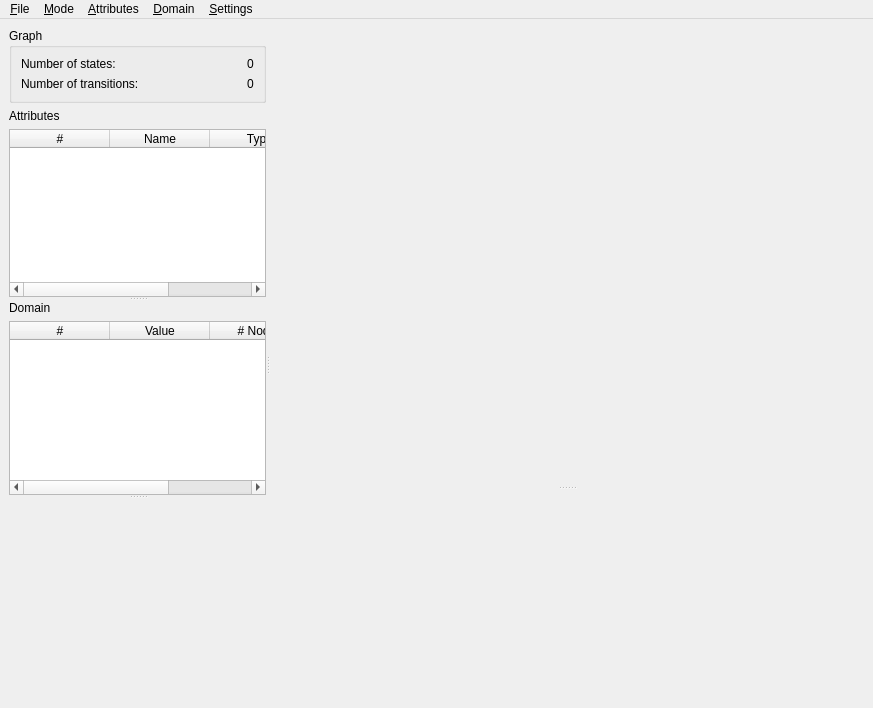
gijskant/mcrl2-pmc, file tools/diagraphica-qt/mainwindow.ui: the form before one commit.
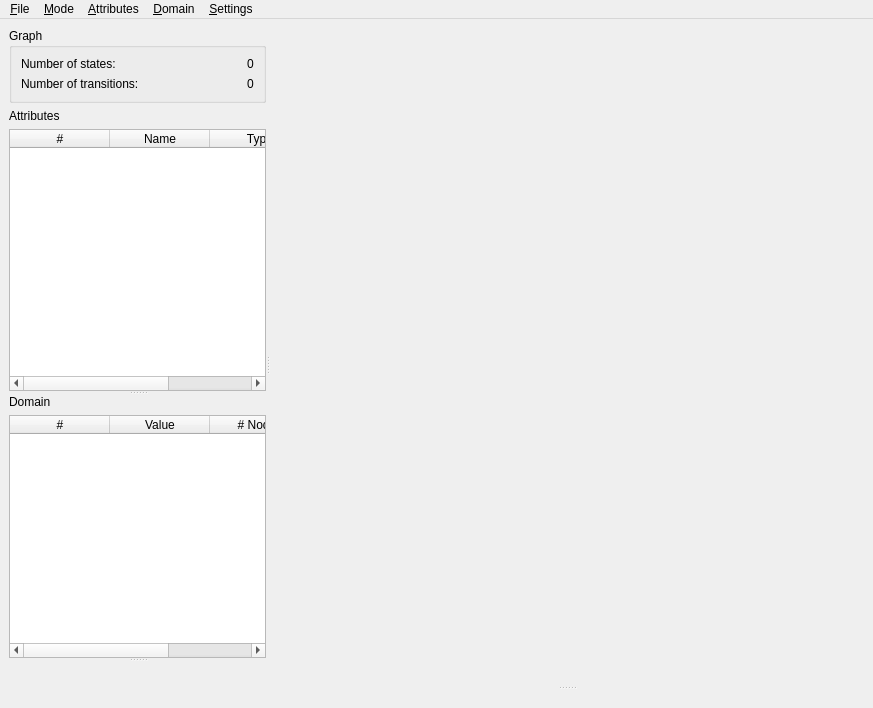
The form after the commit. Icons and pictures are not drawn.

What changed in the file:
```diff
--- a/tools/diagraphica-qt/mainwindow.ui
+++ b/tools/diagraphica-qt/mainwindow.ui
@@ -199,14 +199,7 @@
          </item>
         </layout>
        </widget>
-       <widget class="QWidget" name="examinerWidget" native="true">
-        <property name="minimumSize">
-         <size>
-          <width>0</width>
-          <height>200</height>
-         </size>
-        </property>
-       </widget>
+       <widget class="QWidget" name="examinerWidget" native="true"/>
       </widget>
       <widget class="QStackedWidget" name="mainViewStack">
        <property name="sizePolicy">
@@ -227,12 +220,6 @@
            </property>
            <widget class="QWidget" name="arcDiagramWidget" native="true"/>
            <widget class="QStackedWidget" name="analysisStack">
-            <property name="minimumSize">
-             <size>
-              <width>0</width>
-              <height>200</height>
-             </size>
-            </property>
             <property name="currentIndex">
              <number>0</number>
             </property>
```
